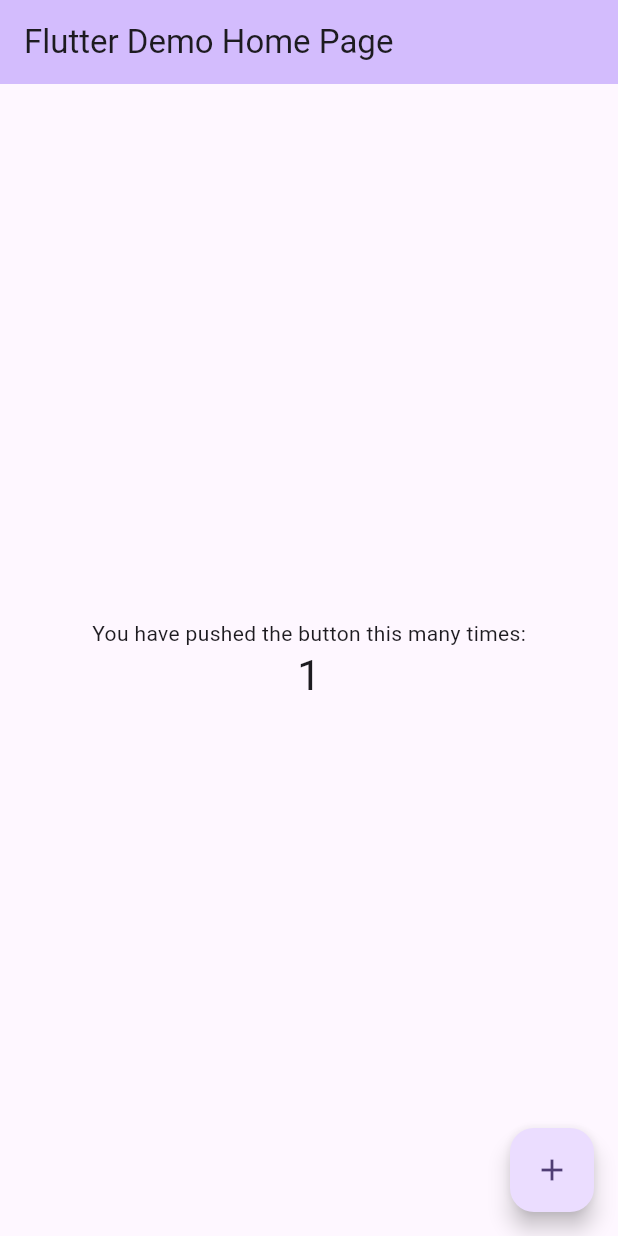
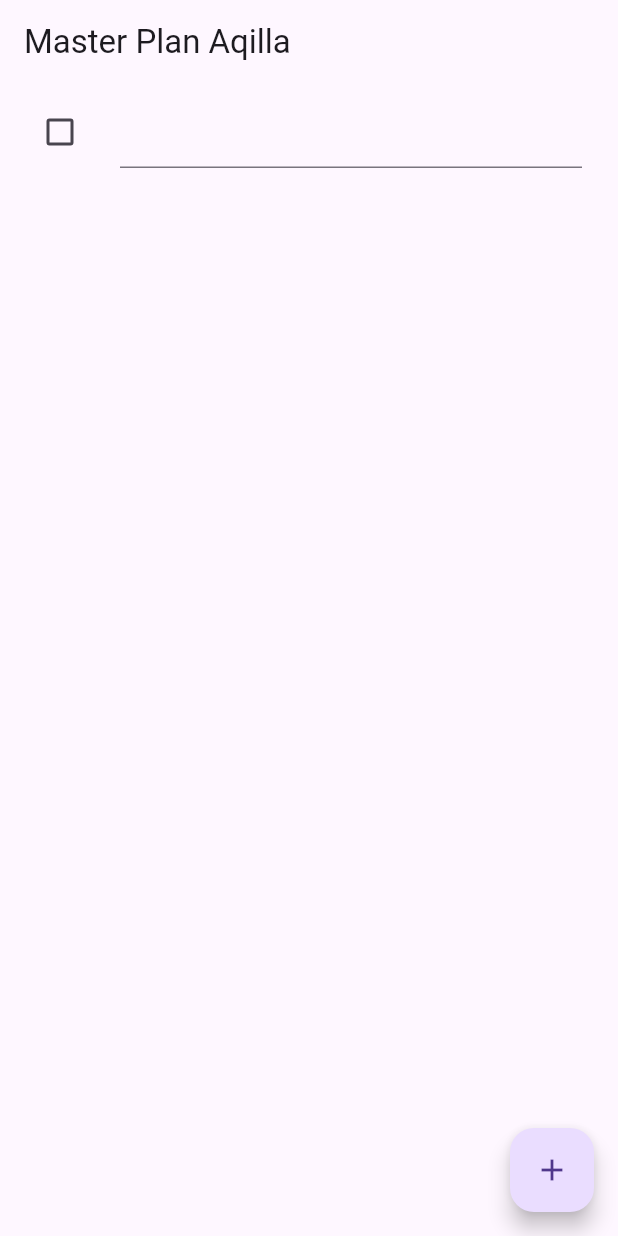
Before and after one commit to Aqillaaprly/Mobile_Programming_10, a Flutter app: the screen it shows after launch, after a tap on the "add" icon, on a phone screen of 412 x 824 dp. Run offline on Flutter 3.47's test engine with Material 3 defaults, Android fonts, the phone set to English and light mode, and no system bars.

Commit message:
practicum 1

```diff
--- a/master_plan/lib/main.dart
+++ b/master_plan/lib/main.dart
@@ -1,122 +1,17 @@
 import 'package:flutter/material.dart';
+import './views/plan_screen.dart';
 
-void main() {
-  runApp(const MyApp());
-}
+void main() => runApp(const MasterPlanApp());
 
-class MyApp extends StatelessWidget {
-  const MyApp({super.key});
+class MasterPlanApp extends StatelessWidget {
+  const MasterPlanApp({super.key});
 
-  // This widget is the root of your application.
   @override
   Widget build(BuildContext context) {
     return MaterialApp(
-      title: 'Flutter Demo',
-      theme: ThemeData(
-        // This is the theme of your application.
-        //
-        // TRY THIS: Try running your application with "flutter run". You'll see
-        // the application has a purple toolbar. Then, without quitting the app,
-        // try changing the seedColor in the colorScheme below to Colors.green
-        // and then invoke "hot reload" (save your changes or press the "hot
-        // reload" button in a Flutter-supported IDE, or press "r" if you used
-        // the command line to start the app).
-        //
-        // Notice that the counter didn't reset back to zero; the application
-        // state is not lost during the reload. To reset the state, use hot
-        // restart instead.
-        //
-        // This works for code too, not just values: Most code changes can be
-        // tested with just a hot reload.
-        colorScheme: ColorScheme.fromSeed(seedColor: Colors.deepPurple),
-      ),
-      home: const MyHomePage(title: 'Flutter Demo Home Page'),
+      debugShowCheckedModeBanner: false,
+      theme: ThemeData(primarySwatch: Colors.purple),
+      home: const PlanScreen(),
     );
   }
 }
-
-class MyHomePage extends StatefulWidget {
-  const MyHomePage({super.key, required this.title});
-
-  // This widget is the home page of your application. It is stateful, meaning
-  // that it has a State object (defined below) that contains fields that affect
-  // how it looks.
-
-  // This class is the configuration for the state. It holds the values (in this
-  // case the title) provided by the parent (in this case the App widget) and
-  // used by the build method of the State. Fields in a Widget subclass are
-  // always marked "final".
-
-  final String title;
-
-  @override
-  State<MyHomePage> createState() => _MyHomePageState();
-}
-
-class _MyHomePageState extends State<MyHomePage> {
-  int _counter = 0;
-
-  void _incrementCounter() {
-    setState(() {
-      // This call to setState tells the Flutter framework that something has
-      // changed in this State, which causes it to rerun the build method below
-      // so that the display can reflect the updated values. If we changed
-      // _counter without calling setState(), then the build method would not be
-      // called again, and so nothing would appear to happen.
-      _counter++;
-    });
-  }
-
-  @override
-  Widget build(BuildContext context) {
-    // This method is rerun every time setState is called, for instance as done
-    // by the _incrementCounter method above.
-    //
-    // The Flutter framework has been optimized to make rerunning build methods
-    // fast, so that you can just rebuild anything that needs updating rather
-    // than having to individually change instances of widgets.
-    return Scaffold(
-      appBar: AppBar(
-        // TRY THIS: Try changing the color here to a specific color (to
-        // Colors.amber, perhaps?) and trigger a hot reload to see the AppBar
-        // change color while the other colors stay the same.
-        backgroundColor: Theme.of(context).colorScheme.inversePrimary,
-        // Here we take the value from the MyHomePage object that was created by
-        // the App.build method, and use it to set our appbar title.
-        title: Text(widget.title),
-      ),
-      body: Center(
-        // Center is a layout widget. It takes a single child and positions it
-        // in the middle of the parent.
-        child: Column(
-          // Column is also a layout widget. It takes a list of children and
-          // arranges them vertically. By default, it sizes itself to fit its
-          // children horizontally, and tries to be as tall as its parent.
-          //
-          // Column has various properties to control how it sizes itself and
-          // how it positions its children. Here we use mainAxisAlignment to
-          // center the children vertically; the main axis here is the vertical
-          // axis because Columns are vertical (the cross axis would be
-          // horizontal).
-          //
-          // TRY THIS: Invoke "debug painting" (choose the "Toggle Debug Paint"
-          // action in the IDE, or press "p" in the console), to see the
-          // wireframe for each widget.
-          mainAxisAlignment: MainAxisAlignment.center,
-          children: <Widget>[
-            const Text('You have pushed the button this many times:'),
-            Text(
-              '$_counter',
-              style: Theme.of(context).textTheme.headlineMedium,
-            ),
-          ],
-        ),
-      ),
-      floatingActionButton: FloatingActionButton(
-        onPressed: _incrementCounter,
-        tooltip: 'Increment',
-        child: const Icon(Icons.add),
-      ), // This trailing comma makes auto-formatting nicer for build methods.
-    );
-  }
-}
--- /dev/null
+++ b/master_plan/lib/models/data_layer.dart
@@ -0,0 +1,2 @@
+export 'plan.dart';
+export 'task.dart';
--- /dev/null
+++ b/master_plan/lib/models/plan.dart
@@ -0,0 +1,11 @@
+import './task.dart';
+
+class Plan {
+  final String name;
+  final List<Task> tasks;
+
+  const Plan({
+    this.name = '',
+    this.tasks = const [],
+  });
+}
--- /dev/null
+++ b/master_plan/lib/models/task.dart
@@ -0,0 +1,9 @@
+class Task {
+  final String description;
+  final bool complete;
+
+  const Task({
+    this.complete = false,
+    this.description = '',
+  });
+}
--- /dev/null
+++ b/master_plan/lib/views/plan_screen.dart
@@ -0,0 +1,100 @@
+import '../models/data_layer.dart';
+import 'package:flutter/material.dart';
+
+class PlanScreen extends StatefulWidget {
+  const PlanScreen({super.key});
+
+  @override
+  State createState() => _PlanScreenState();
+}
+
+class _PlanScreenState extends State<PlanScreen> {
+  Plan plan = const Plan();
+  late ScrollController scrollController;
+
+  @override
+  void initState() {
+    super.initState();
+    scrollController = ScrollController()
+      ..addListener(() {
+        FocusScope.of(context).requestFocus(FocusNode());
+      });
+  }
+
+  @override
+  void dispose() {
+    scrollController.dispose();
+    super.dispose();
+  }
+
+  @override
+  Widget build(BuildContext context) {
+    return Scaffold(
+      appBar: AppBar(title: const Text('Master Plan Aqilla')),
+      body: _buildList(),
+      floatingActionButton: _buildAddTaskButton(),
+    );
+  }
+
+  Widget _buildAddTaskButton() {
+    return FloatingActionButton(
+      child: const Icon(Icons.add),
+      onPressed: () {
+        setState(() {
+          plan = Plan(
+            name: plan.name,
+            tasks: List<Task>.from(plan.tasks)..add(const Task()),
+          );
+        });
+      },
+    );
+  }
+
+  Widget _buildList() {
+    return ListView.builder(
+      controller: scrollController,
+      keyboardDismissBehavior:
+          Theme.of(context).platform == TargetPlatform.iOS
+              ? ScrollViewKeyboardDismissBehavior.onDrag
+              : ScrollViewKeyboardDismissBehavior.manual,
+      itemCount: plan.tasks.length,
+      itemBuilder: (context, index) =>
+          _buildTaskTile(plan.tasks[index], index),
+    );
+  }
+
+  Widget _buildTaskTile(Task task, int index) {
+    return ListTile(
+      leading: Checkbox(
+        value: task.complete,
+        onChanged: (selected) {
+          setState(() {
+            plan = Plan(
+              name: plan.name,
+              tasks: List<Task>.from(plan.tasks)
+                ..[index] = Task(
+                  description: task.description,
+                  complete: selected ?? false,
+                ),
+            );
+          });
+        },
+      ),
+      title: TextFormField(
+        initialValue: task.description,
+        onChanged: (text) {
+          setState(() {
+            plan = Plan(
+              name: plan.name,
+              tasks: List<Task>.from(plan.tasks)
+                ..[index] = Task(
+                  description: text,
+                  complete: task.complete,
+                ),
+            );
+          });
+        },
+      ),
+    );
+  }
+}
```
